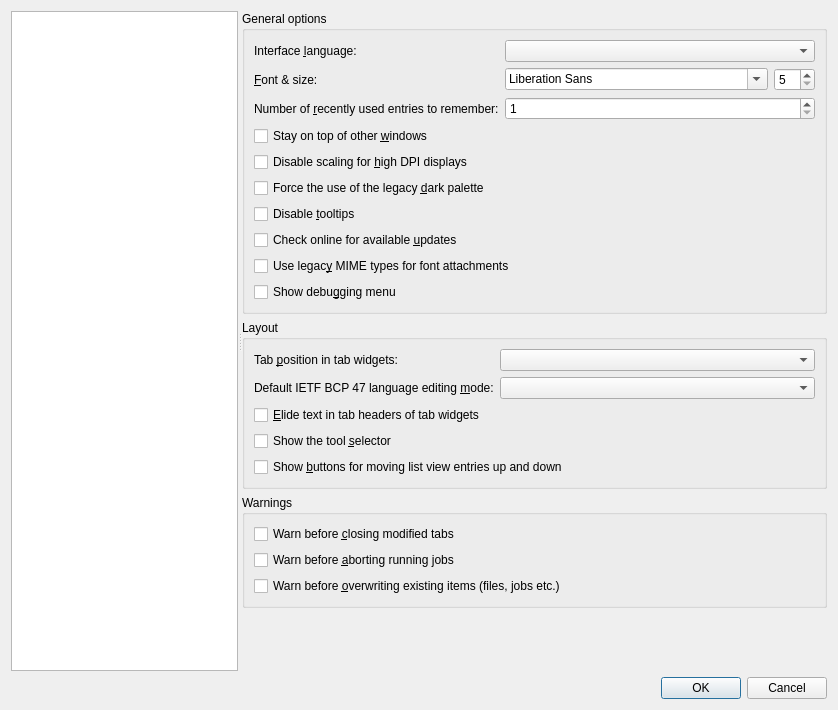
First picture: the form in src/mkvtoolnix-gui/forms/main_window/preferences_dialog.ui, repository jpsdr/MKVToolnix-Windows-7, before the edit.
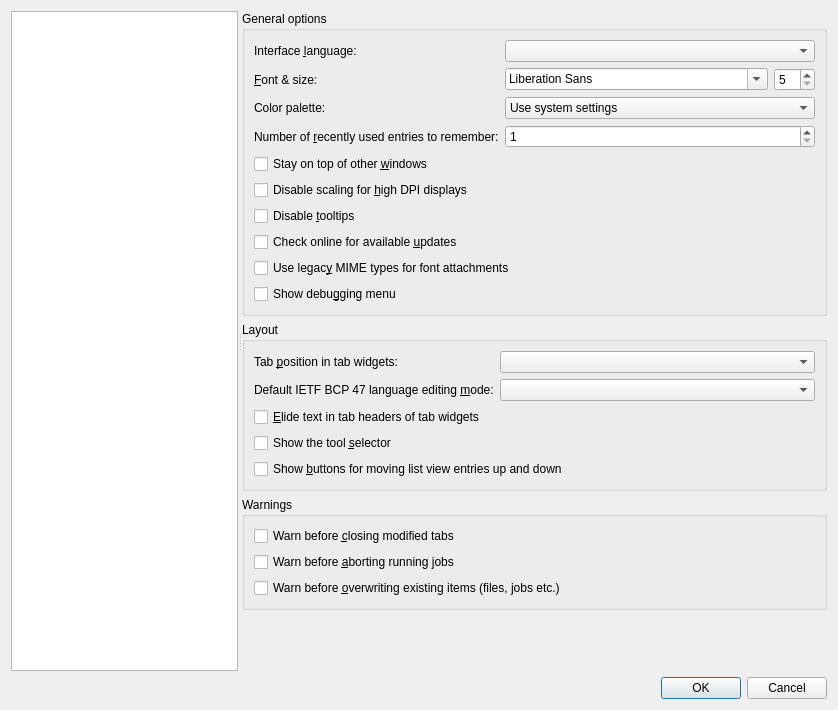
Second picture: the form after the edit. Icons and pictures are not drawn. Custom widgets are drawn as their Qt base class.

Commit message: GUI: Windows: always use custom light & dark palettes & let user chose which to use

The edit to the form file:
```diff
--- a/src/mkvtoolnix-gui/forms/main_window/preferences_dialog.ui
+++ b/src/mkvtoolnix-gui/forms/main_window/preferences_dialog.ui
@@ -80,6 +80,16 @@
           <layout class="QVBoxLayout" name="verticalLayout">
            <item>
             <layout class="QGridLayout" name="gridLayout_4">
+             <item row="3" column="0">
+              <widget class="QLabel" name="label_24">
+               <property name="text">
+                <string>Number of &amp;recently used entries to remember:</string>
+               </property>
+               <property name="buddy">
+                <cstring>sbGuiNumRecentlyUsedStrings</cstring>
+               </property>
+              </widget>
+             </item>
              <item row="0" column="1">
               <widget class="QComboBox" name="cbGuiInterfaceLanguage">
                <property name="sizePolicy">
@@ -96,7 +106,17 @@
                 <string>&amp;Font &amp;&amp; size:</string>
                </property>
                <property name="buddy">
-                <cstring>fcbGuiFontFamily</cstring>
+                <cstring>cbGuiInterfaceLanguage</cstring>
+               </property>
+              </widget>
+             </item>
+             <item row="3" column="1">
+              <widget class="QSpinBox" name="sbGuiNumRecentlyUsedStrings">
+               <property name="minimum">
+                <number>1</number>
+               </property>
+               <property name="maximum">
+                <number>9999</number>
                </property>
               </widget>
              </item>
@@ -127,27 +147,36 @@
                 <string>Interface &amp;language:</string>
                </property>
                <property name="buddy">
-                <cstring>cbGuiInterfaceLanguage</cstring>
-               </property>
-              </widget>
-             </item>
-             <item row="2" column="0">
-              <widget class="QLabel" name="label_24">
-               <property name="text">
-                <string>Number of &amp;recently used entries to remember:</string>
-               </property>
-               <property name="buddy">
-                <cstring>sbGuiNumRecentlyUsedStrings</cstring>
+                <cstring>fcbGuiFontFamily</cstring>
                </property>
               </widget>
              </item>
              <item row="2" column="1">
-              <widget class="QSpinBox" name="sbGuiNumRecentlyUsedStrings">
-               <property name="minimum">
-                <number>1</number>
+              <widget class="QComboBox" name="cbGuiPalette">
+               <item>
+                <property name="text">
+                 <string>Use system settings</string>
+                </property>
+               </item>
+               <item>
+                <property name="text">
+                 <string>Light</string>
+                </property>
+               </item>
+               <item>
+                <property name="text">
+                 <string>Dark</string>
+                </property>
+               </item>
+              </widget>
+             </item>
+             <item row="2" column="0">
+              <widget class="QLabel" name="cbGuiPaletteLabel">
+               <property name="text">
+                <string>Color palette:</string>
                </property>
-               <property name="maximum">
-                <number>9999</number>
+               <property name="buddy">
+                <cstring>cbGuiPalette</cstring>
                </property>
               </widget>
              </item>
@@ -167,13 +196,6 @@
              </property>
             </widget>
            </item>
-           <item>
-            <widget class="QCheckBox" name="cbGuiForceLegacyDarkPalette">
-             <property name="text">
-              <string>Force the use of the legacy &amp;dark palette</string>
-             </property>
-            </widget>
-           </item>
            <item>
             <widget class="QCheckBox" name="cbGuiDisableToolTips">
              <property name="text">
```
Left out of the diff: 14 changed lines with no effect on the pictures. The commit also changes 10 other files.
